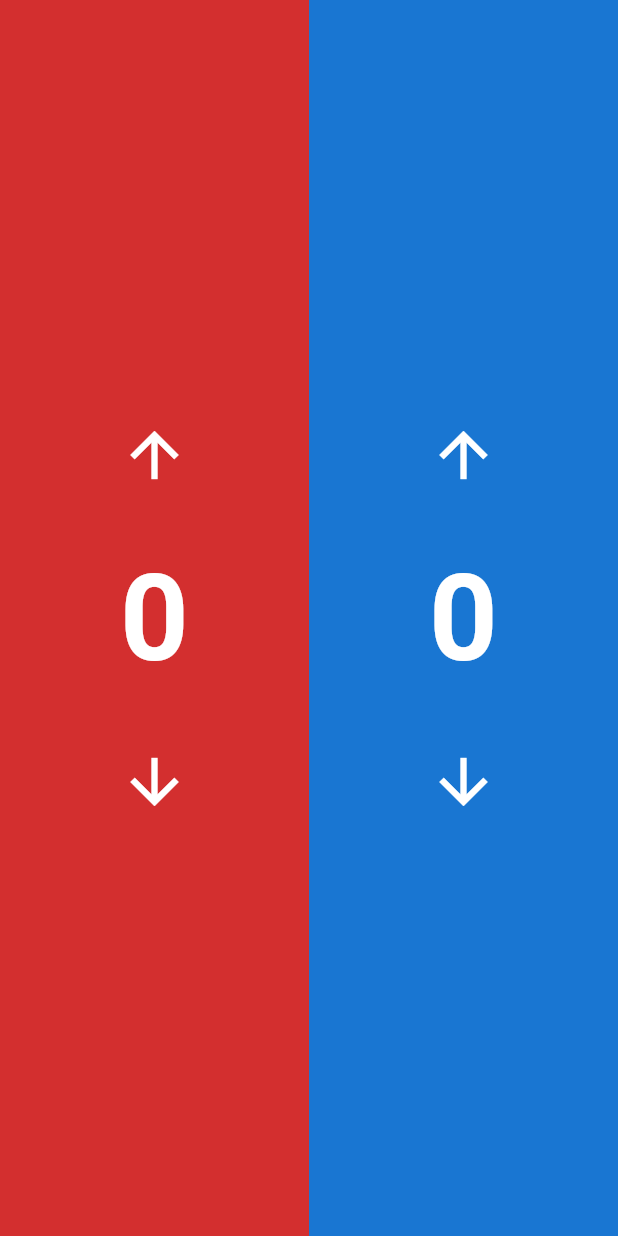
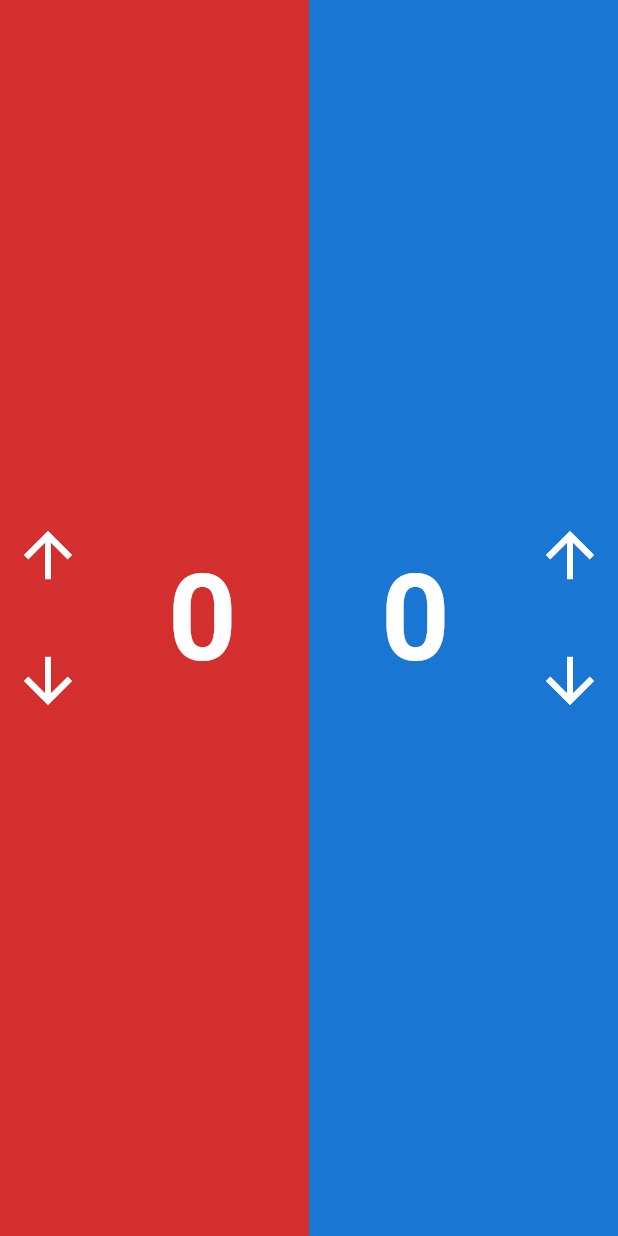
Before and after one commit to viktorhultsten/shuffleboard_flutter, a Flutter app: the ScoreboardPage screen opened directly, on a phone screen of 412 x 824 dp. Run offline on Flutter 3.47's test engine with Material 3 defaults, Android fonts, the phone set to English and light mode, and no system bars; our stand-ins replace qr_flutter.

Commit message:
arrow orientation

```diff
--- a/lib/pages/scoreboard/scoreboard_page.dart
+++ b/lib/pages/scoreboard/scoreboard_page.dart
@@ -34,6 +34,7 @@ class _ScoreboardPageState extends State<ScoreboardPage> {
               score: redScore,
               color: const Color(0xFFD32F2F),
               onChange: (i) => _onScoreChange(i, isRed: true),
+              rightSide: false,
             ),
           ),
           Expanded(
@@ -41,6 +42,7 @@ class _ScoreboardPageState extends State<ScoreboardPage> {
               score: blueScore,
               color: const Color(0xFF1976D2),
               onChange: (i) => _onScoreChange(i, isRed: false),
+              rightSide: true,
             ),
           ),
         ],
--- a/lib/pages/scoreboard/scoreboard_team_section.dart
+++ b/lib/pages/scoreboard/scoreboard_team_section.dart
@@ -4,12 +4,14 @@ class ScoreboardTeamSection extends StatelessWidget {
   final int score;
   final Function(int i) onChange;
   final Color color;
+  final bool rightSide;
 
   const ScoreboardTeamSection({
     super.key,
     required this.score,
     required this.onChange,
     required this.color,
+    required this.rightSide,
   });
 
   @override
@@ -17,15 +19,14 @@ class ScoreboardTeamSection extends StatelessWidget {
     return Container(
       color: color,
       child: Center(
-        child: Column(
+        child: SafeArea(
+          child: Row(
             mainAxisSize: MainAxisSize.min,
-          spacing: 20,
             children: [
-            IconButton(
-              onPressed: () => onChange(1),
-              icon: Icon(Icons.arrow_upward, size: 48, color: Colors.white),
-            ),
-            Text(
+              if (rightSide)
+                Expanded(
+                  child: Center(
+                    child: Text(
                       score.toString(),
                       style: TextStyle(
                         fontSize: 80,
@@ -33,11 +34,48 @@ class ScoreboardTeamSection extends StatelessWidget {
                         color: Colors.white,
                       ),
                     ),
+                  ),
+                ),
+
+              Column(
+                mainAxisSize: MainAxisSize.min,
+                spacing: 20,
+                children: [
+                  IconButton(
+                    onPressed: () => onChange(1),
+                    icon: Icon(
+                      Icons.arrow_upward,
+                      size: 48,
+                      color: Colors.white,
+                    ),
+                  ),
+
                   IconButton(
                     onPressed: () => onChange(-1),
-              icon: Icon(Icons.arrow_downward, size: 48, color: Colors.white),
+                    icon: Icon(
+                      Icons.arrow_downward,
+                      size: 48,
+                      color: Colors.white,
+                    ),
                   ),
                 ],
+              ),
+
+              if (!rightSide)
+                Expanded(
+                  child: Center(
+                    child: Text(
+                      score.toString(),
+                      style: TextStyle(
+                        fontSize: 80,
+                        fontWeight: FontWeight.bold,
+                        color: Colors.white,
+                      ),
+                    ),
+                  ),
+                ),
+            ],
+          ),
         ),
       ),
     );
```
Lines whose indentation alone changed are shown as unchanged.
